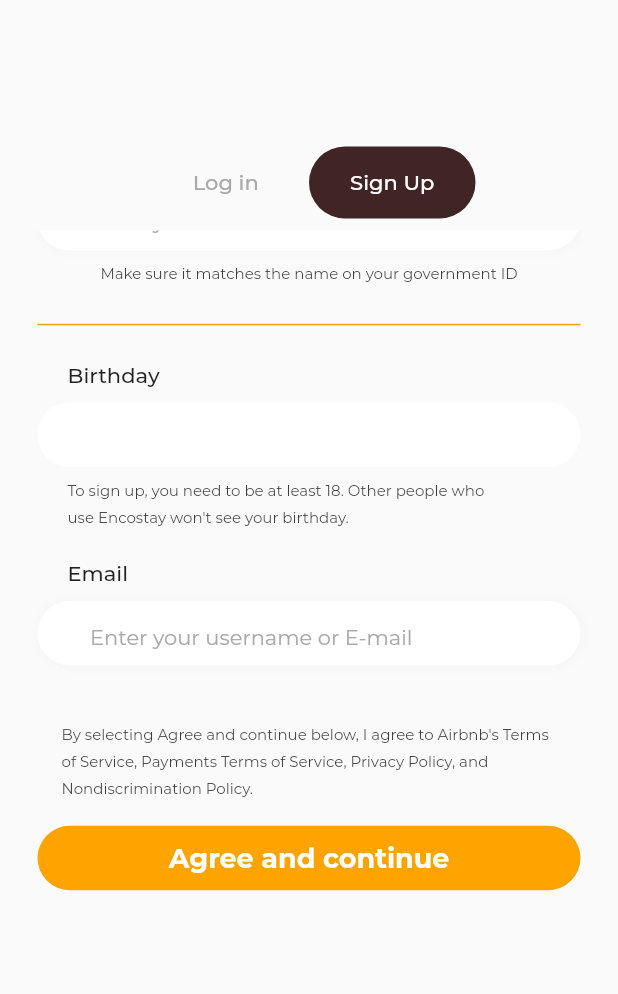
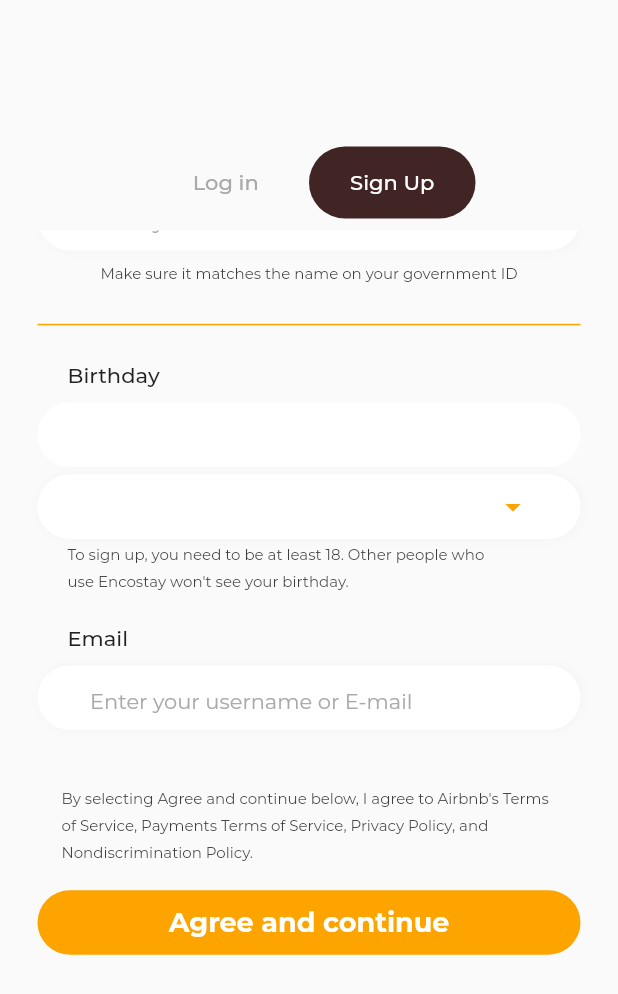
Before and after one commit to onumengine/encostay, a Flutter app: the AuthScreen screen opened directly, tab 2 chosen, scrolled down 235 dp, on a phone screen of 412 x 824 dp. Shown: the top 994 px of the screen. Run offline on Flutter 3.47's test engine with Material 2 defaults, Android fonts, the light colour scheme and no system bars; our stand-ins replace floating_bottom_navigation_bar, introduction_screen, otp_text_field; missing offline and left inert: flutter_rounded_date_picker; project files that could hold a hidden picture were left out.

Commit message:
add the rounded DatePicker to the sign up page

```diff
--- a/lib/ui/organisms/signup_form.dart
+++ b/lib/ui/organisms/signup_form.dart
@@ -4,6 +4,12 @@ import 'package:encostay/ui/screens/set_password_screen.dart';
 import 'package:encostay/utilities/colors.dart';
 import 'package:encostay/utilities/text_styles.dart';
 import 'package:flutter/material.dart';
+import 'package:flutter_rounded_date_picker/flutter_rounded_date_picker.dart';
+
+enum AccountType {
+  user,
+  guest,
+}
 
 class SignUpForm extends StatefulWidget {
   const SignUpForm({Key? key}) : super(key: key);
@@ -21,6 +27,8 @@ class _SignUpFormState extends State<SignUpForm> {
   TextEditingController _lastNameController = TextEditingController();
   TextEditingController _birthdayController = TextEditingController();
   TextEditingController _emailController = TextEditingController();
+  AccountType? _accountType;
+  DateTime? _dateOfBirth = DateTime.now();
 
   @override
   Widget build(BuildContext context) {
@@ -106,6 +114,7 @@ class _SignUpFormState extends State<SignUpForm> {
             ),
             Container(
               height: 43,
+              width: double.infinity,
               decoration: BoxDecoration(
                 color: brandWhite,
                 borderRadius: BorderRadius.all(
@@ -118,17 +127,84 @@ class _SignUpFormState extends State<SignUpForm> {
                   splashColor: brandWhite.withOpacity(0.5),
                   borderRadius: BorderRadius.circular(28),
                   onTap: () {
-                    ScaffoldMessenger.of(context).showSnackBar(
-                      SnackBar(
-                        content:
-                            Text('Date picker is currently in development'),
-                      ),
-                    );
+                    setState(() async {
+                      _dateOfBirth = await showRoundedDatePicker(
+                        initialDate: DateTime(DateTime.now().year - 18),
+                        firstDate: DateTime(DateTime.now().year - 150),
+                        lastDate: DateTime(DateTime.now().year - 18),
+                        textPositiveButton: 'Save',
+                        textNegativeButton: 'Clear All',
+                        context: context,
+                        styleDatePicker: MaterialRoundedDatePickerStyle(
+                          backgroundHeader: brandOrange,
+                          backgroundActionBar: brandOrange,
+                          textStyleButtonPositive: TextStyle(color: brandWhite),
+                          textStyleButtonNegative: TextStyle(color: brandWhite),
+                          paddingMonthHeader: EdgeInsets.only(top: 12),
+                          decorationDateSelected: BoxDecoration(
+                            borderRadius: BorderRadius.circular(14),
+                            color: brandOrange,
+                            shape: BoxShape.rectangle,
+                          ),
+                        ),
+                      );
+                    });
                   },
                 ),
               ),
             ),
             SizedBox(height: (screenSize.height / 162.4)),
+            Container(
+              padding: EdgeInsets.only(left: 35, right: 33),
+              height: 43,
+              decoration: BoxDecoration(
+                color: brandWhite,
+                borderRadius: BorderRadius.all(
+                  Radius.circular(27.5),
+                ),
+                boxShadow: [
+                  BoxShadow(
+                    color: Color(0x10939393),
+                    blurRadius: 6,
+                    offset: Offset.fromDirection(0.2),
+                  ),
+                ],
+              ),
+              child: DropdownButton<AccountType>(
+                items: [
+                  DropdownMenuItem(
+                    child: Text('User'),
+                    value: AccountType.user,
+                  ),
+                  DropdownMenuItem(
+                    child: Text('Guest'),
+                    value: AccountType.guest,
+                  ),
+                ],
+                value: _accountType,
+                hint: Text(
+                  'I want to book',
+                  style: TextStyle(
+                    height: 15,
+                    color: Color(
+                      0x50a9a9a9,
+                    ),
+                  ),
+                ),
+                onChanged: (AccountType? selectedAccountType) {
+                  _accountType = selectedAccountType;
+                },
+                style: TextStyle(
+                  height: 15,
+                  color: Color(
+                    0x50a9a9a9,
+                  ),
+                ),
+                underline: SizedBox(height: 1),
+                iconEnabledColor: brandOrange,
+                isExpanded: true,
+              ),
+            ),
             Padding(
               padding: const EdgeInsets.only(left: 20, right: 49),
               child: Text(
--- a/pubspec.yaml
+++ b/pubspec.yaml
@@ -24,11 +24,14 @@ dependencies:
   cupertino_icons: ^1.0.2
   flutter:
     sdk: flutter
+  flutter_localizations:
+    sdk: flutter
   flutter_bloc: ^7.1.0
   flutter_svg: ^0.22.0
   introduction_screen: ^2.1.0
   floating_bottom_navigation_bar: 1.5.2
   otp_text_field: 1.1.1
+  flutter_rounded_date_picker: 2.0.2
 
 dev_dependencies:
   flutter_test:
```
Also changed, not shown: lib/main.dart (+8 -0 lines), pubspec.lock.
